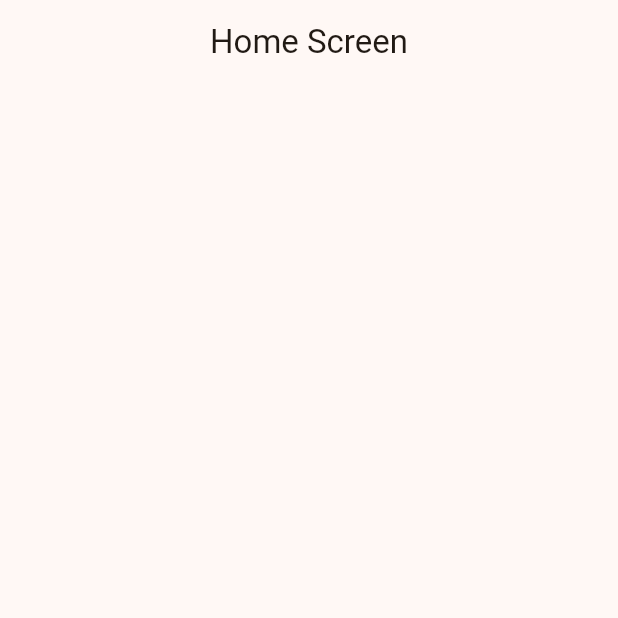
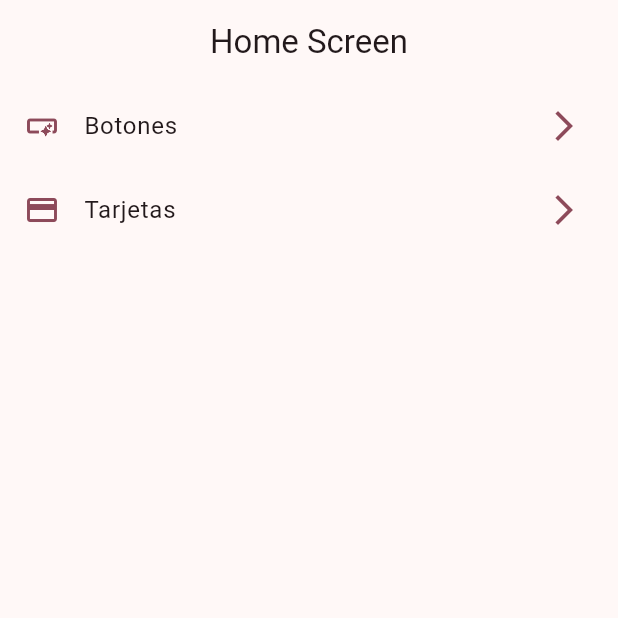
Before and after one commit to isaias-alt/widgets_app, a Flutter app: the screen it shows after launch, on a phone screen of 412 x 824 dp, the top half of it. Run offline on Flutter 3.47's test engine with Material 3 defaults, Android fonts, the phone set to English and light mode, and no system bars.

```diff
--- a/lib/config/menu/menu_items.dart
+++ b/lib/config/menu/menu_items.dart
@@ -1,25 +1,25 @@
 import 'package:flutter/material.dart';
 
-class MenuItem {
+class MenuItems {
   final String title;
   final String subTitle;
   final String link;
   final IconData icon;
 
-  const MenuItem(
+  const MenuItems(
       {required this.title,
       required this.subTitle,
       required this.link,
       required this.icon});
 }
 
-const appMenuItems = <MenuItem>[
-  MenuItem(
+const appMenuItems = <MenuItems>[
+  MenuItems(
       title: 'Botones',
       subTitle: 'Varios botones en flutter',
       link: '/buttons',
       icon: Icons.smart_button_outlined),
-  MenuItem(
+  MenuItems(
       title: 'Tarjetas',
       subTitle: 'Un contenedor estilizado',
       link: '/cards',
--- a/lib/main.dart
+++ b/lib/main.dart
@@ -1,5 +1,7 @@
 import 'package:flutter/material.dart';
 import 'package:widgets_app/config/theme/app_theme.dart';
+import 'package:widgets_app/presentation/screens/buttons/buttons_screen.dart';
+import 'package:widgets_app/presentation/screens/cards/cards_screen.dart';
 import 'package:widgets_app/presentation/screens/home/home_screen.dart';
 
 void main() {
@@ -12,8 +14,13 @@ class MainApp extends StatelessWidget {
   @override
   Widget build(BuildContext context) {
     return MaterialApp(
-        debugShowCheckedModeBanner: false,
-        theme: AppTheme(selectedColor: 2).getTheme(),
-        home: const HomeScreen());
+      debugShowCheckedModeBanner: false,
+      theme: AppTheme(selectedColor: 7).getTheme(),
+      home: const HomeScreen(),
+      routes: {
+        '/buttons': (context) => const ButtonsSreens(),
+        '/cards': (context) => const CardsScreen(),
+      },
+    );
   }
 }
--- a/lib/presentation/screens/home/home_screen.dart
+++ b/lib/presentation/screens/home/home_screen.dart
@@ -1,4 +1,5 @@
 import 'package:flutter/material.dart';
+import 'package:widgets_app/config/menu/menu_items.dart';
 
 class HomeScreen extends StatelessWidget {
   const HomeScreen({super.key});
@@ -9,6 +10,44 @@ class HomeScreen extends StatelessWidget {
       appBar: AppBar(
         title: const Text('Home Screen'),
       ),
+      body: _HomeView(),
     );
   }
 }
+
+class _HomeView extends StatelessWidget {
+  @override
+  Widget build(BuildContext context) {
+    return ListView.builder(
+        itemCount: appMenuItems.length,
+        itemBuilder: (context, index) {
+          final menuItem = appMenuItems[index];
+          return _CustomListTile(menuItem: menuItem);
+        });
+  }
+}
+
+class _CustomListTile extends StatelessWidget {
+  const _CustomListTile({
+    required this.menuItem,
+  });
+
+  final MenuItems menuItem;
+
+  @override
+  Widget build(BuildContext context) {
+    final colors = Theme.of(context).colorScheme;
+    return ListTile(
+      leading: Icon(
+        menuItem.icon,
+        color: colors.primary,
+      ),
+      trailing: Icon(Icons.arrow_forward_ios_outlined, color: colors.primary),
+      title: Text(menuItem.title),
+      titleAlignment: ListTileTitleAlignment.center,
+      onTap: () {
+        Navigator.pushNamed(context, menuItem.link);
+      },
+    );
+  }
+}
```
Also changed, not shown: lib/presentation/screens/buttons/buttons_screen.dart (added, +15 -0 lines), lib/presentation/screens/cards/cards_screen.dart (added, +15 -0 lines).
